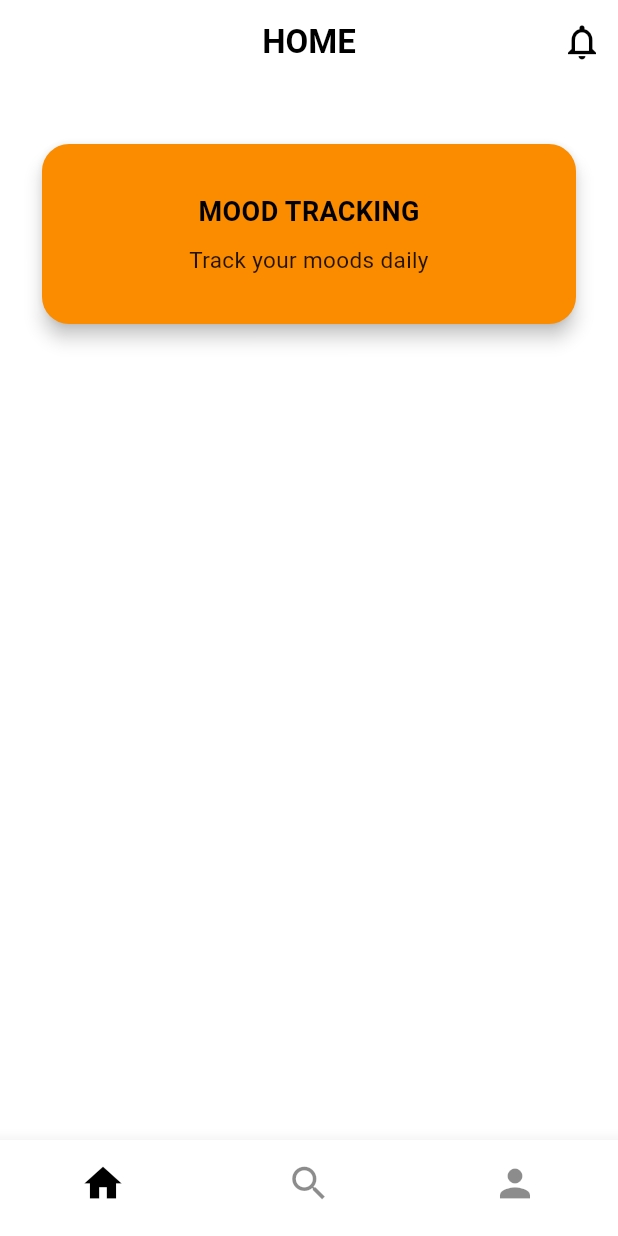
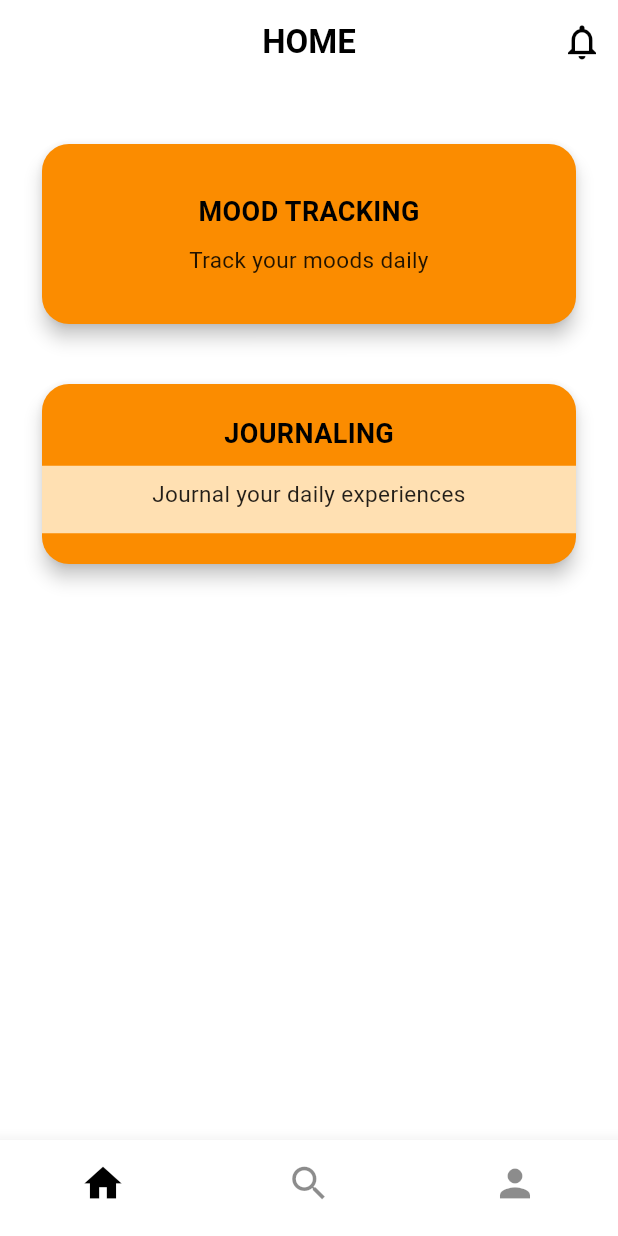
Before and after one commit to BrickSigma/mental_health_support_app, a Flutter app: the PatientHomePage screen opened directly, on a phone screen of 412 x 824 dp. Run offline on Flutter 3.47's test engine with Material 3 defaults, Android fonts, the phone set to English and light mode, and no system bars; our stand-ins replace cloud_firestore, email_validator, firebase_auth, firebase_core, font_awesome_flutter, google_sign_in; accounts and stored records are empty; generated files the repository leaves out were written again.

Commit message:
added the journal card

```diff
--- a/lib/main.dart
+++ b/lib/main.dart
@@ -1,6 +1,7 @@
 import 'package:mental_health_support_app/firebase_options.dart';
 import 'package:mental_health_support_app/models/login_provider.dart';
 import 'package:mental_health_support_app/models/user_model.dart';
+import 'package:mental_health_support_app/views/Patient/patient_notifications.dart';
 import 'package:mental_health_support_app/views/app/app.dart';
 import 'package:mental_health_support_app/views/login/login.dart';
 import 'package:mental_health_support_app/views/Patient/mood_tracking.dart';
@@ -54,6 +55,7 @@ class MainApp extends StatelessWidget {
       debugShowCheckedModeBanner: false,
       routes: {
         '/mood_tracking':(context) => const MoodTracking(),
+        '/Notifications':(context) => const PatientsNotification(),
       },
       home: Consumer<LoginProvider>(
         builder: (context, auth, child) {
--- a/lib/views/Patient/patient_homepage.dart
+++ b/lib/views/Patient/patient_homepage.dart
@@ -18,7 +18,7 @@ class _PatientHomePageState extends State<PatientHomePage> {
   Widget build(BuildContext context) {
     // Defining the color variables
     final orange = Colors.orange[600]!;
-    //final lightorange = Colors.orange[100]!;
+    final lightorange = Colors.orange[100]!;
     return Scaffold(
       backgroundColor: Colors.white,
       appBar: AppBar(
@@ -86,10 +86,64 @@ class _PatientHomePageState extends State<PatientHomePage> {
             ),
           ),
         ),
+        const SizedBox(height: 32),
+        // Journaling Card
+        GestureDetector(
+          onTap: () {
+            Navigator.pushNamed(context, '/journal');
+          },
+          child: Card(
+            shape: RoundedRectangleBorder(borderRadius: BorderRadius.circular(18)),
+            elevation: 5,
+            color: orange,
+            child: SizedBox(
+              width: double.infinity,
+              height: 120,
+              child: Column(
+                mainAxisAlignment: MainAxisAlignment.center,
+                children: [
+                  Container(
+                    child: Column(
+                      children: [
+                        Container(
+                          // For the color split like in the mockup, use a Stack or blend
+                          padding: const EdgeInsets.symmetric(vertical: 0),
+                          child: Column(
+                            children: [
+                              const Text("JOURNALING",
+                                  style: TextStyle(
+                                      color: Colors.black,
+                                      fontWeight: FontWeight.bold,
+                                      fontSize: 18)),
+                              const SizedBox(height: 8),
+                              Container(
+                                color: lightorange,
+                                width: double.infinity,
+                                padding: const EdgeInsets.only(bottom: 16, top: 8),
+                                child: const Text(
+                                  "Journal your daily experiences",
+                                  textAlign: TextAlign.center,
+                                  style: TextStyle(
+                                    color: Colors.black87,
+                                    fontSize: 15,
+                                    fontWeight: FontWeight.w400,
+                                  ),
+                                ),
+                              ),
                             ],
                           ),
                         ),
-
+                      ],
+                    ),
+                  ),
+                ],
+              ),
+            ),
+          ),
+        ),
+      ],
+    ),
+  ),
   bottomNavigationBar: BottomNavigationBar(
     currentIndex: _selectedIndex,
     onTap: _whenNavisTapped,
```
Lines whose indentation alone changed are shown as unchanged.
